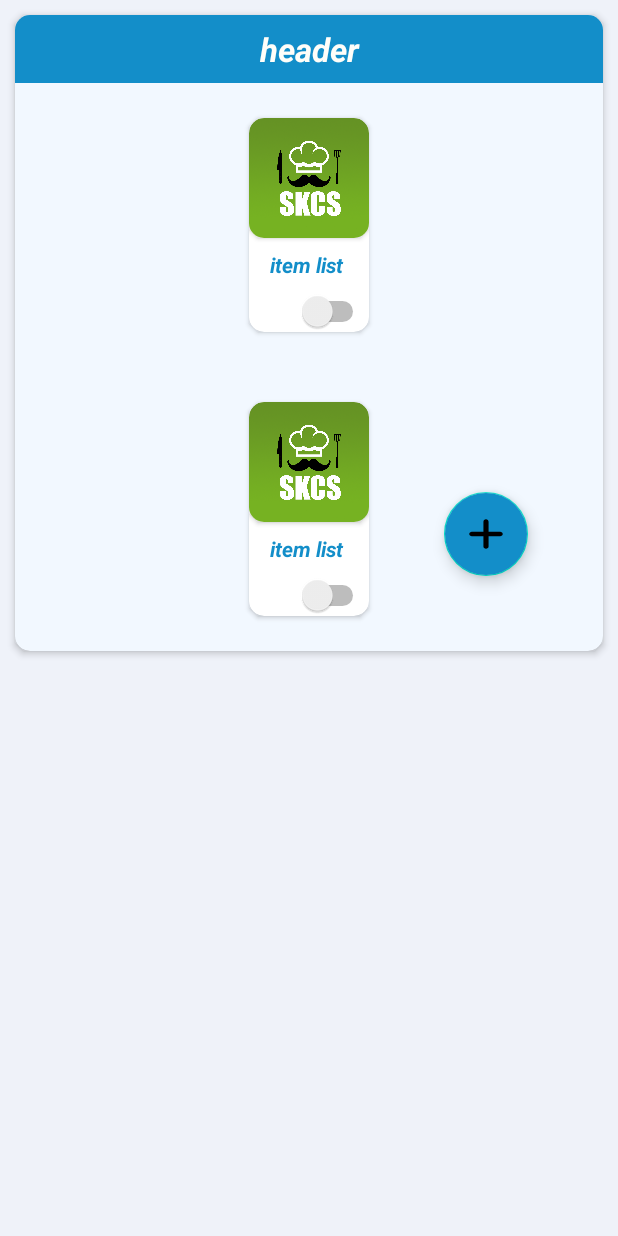
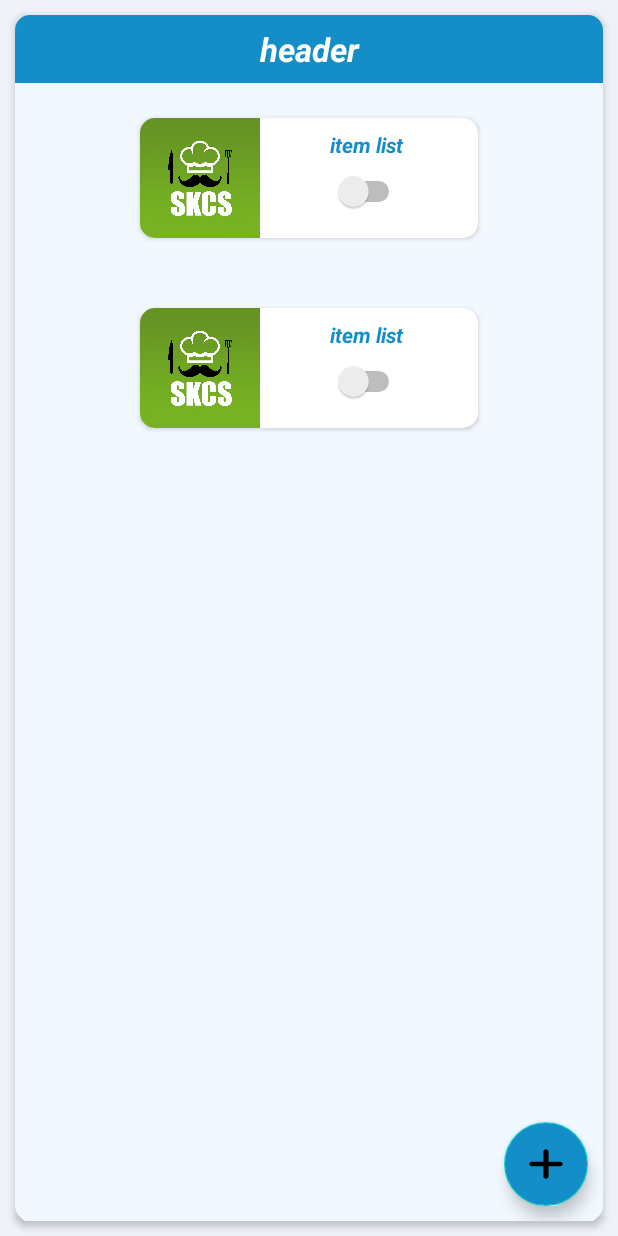
Before and after one commit to postbox-18/KCS, an Android app: the layout fragment_item.xml on its own in the app's theme, with its tools: preview values and no code run, on a phone screen of 412 x 824 dp. Run offline under Robolectric (Android 15) with nearby library versions, the phone set to English and light mode, and no system bars.

Commit message:
updating  UI in adding item and dish

```diff
--- a/app/src/main/res/layout/fragment_item.xml
+++ b/app/src/main/res/layout/fragment_item.xml
@@ -9,12 +9,12 @@
 
     <LinearLayout
         android:layout_width="match_parent"
-        android:layout_height="wrap_content"
+        android:layout_height="match_parent"
         android:orientation="vertical">
 
         <androidx.constraintlayout.widget.ConstraintLayout
             android:layout_width="match_parent"
-            android:layout_height="wrap_content">
+            android:layout_height="match_parent">
             <include layout="@layout/back_btn_layout" />
 
             <androidx.cardview.widget.CardView
@@ -68,7 +68,7 @@
                     android:layout_width="wrap_content"
                     android:layout_height="wrap_content"
                     android:layout_gravity="bottom|right"
-                    android:layout_margin="50dp"
+                    android:layout_margin="10dp"
                     android:backgroundTint="@color/colorPrimary"
                     android:src="@drawable/ic_plus_solid"
                     app:layout_constraintBottom_toBottomOf="parent"
--- a/app/src/main/res/layout/item_cardview.xml
+++ b/app/src/main/res/layout/item_cardview.xml
@@ -8,11 +8,14 @@
 <LinearLayout
     android:layout_width="match_parent"
     android:layout_height="match_parent"
-    android:layout_margin="15dp"
+    android:layout_marginTop="15dp"
+    android:layout_marginBottom="15dp"
+    android:layout_marginStart="75dp"
+    android:layout_marginEnd="75dp"
     android:orientation="vertical">
     <androidx.cardview.widget.CardView
         android:id="@+id/item_cardView"
-        android:layout_width="wrap_content"
+        android:layout_width="match_parent"
         android:layout_height="wrap_content"
         android:layout_gravity="center"
         android:orientation="horizontal"
@@ -22,19 +25,16 @@
         <LinearLayout
             android:layout_width="match_parent"
             android:layout_height="wrap_content"
+            android:orientation="horizontal">
+
+                <ImageView
+                    android:layout_width="80dp"
+                    android:layout_height="80dp"
+                    android:src="@drawable/skcs_logo"/>
+        <LinearLayout
+            android:layout_width="match_parent"
+            android:layout_height="wrap_content"
             android:orientation="vertical">
-            <androidx.cardview.widget.CardView
-                android:layout_width="80dp"
-                android:layout_height="80dp"
-                android:orientation="horizontal"
-                app:cardCornerRadius="10dp"
-                >
-                <ImageView
-                    android:layout_width="wrap_content"
-                    android:layout_height="wrap_content"
-                    android:src="@drawable/skcs_logo"/>
-            </androidx.cardview.widget.CardView>
-
             <TextView
                 android:id="@+id/item_title"
                 android:layout_width="match_parent"
@@ -45,9 +45,15 @@
                 android:textStyle="bold|italic"
                 android:gravity="center"
                 android:text="item list "/>
+            <LinearLayout
+                android:layout_width="match_parent"
+                android:layout_height="wrap_content"
+                android:gravity="center"
+                android:layout_gravity="center"
+                android:orientation="vertical">
                 <Switch
                     android:id="@+id/switchView"
-                    android:layout_width="match_parent"
+                    android:layout_width="wrap_content"
                     android:layout_height="wrap_content"
                     app:layout_constraintTop_toTopOf="parent"
                     app:layout_constraintBottom_toBottomOf="parent"
@@ -56,7 +62,8 @@
                     app:layout_constraintStart_toEndOf="@id/item_title"
                     app:layout_constraintEnd_toEndOf="parent"
                     tools:ignore="UseSwitchCompatOrMaterialXml" />
-
+            </LinearLayout>
+        </LinearLayout>
         </LinearLayout>
     </androidx.cardview.widget.CardView>
 
```
Also changed, not shown: app/src/main/res/layout/fragment_control__panel.xml (+4 -4 lines), app/src/main/res/layout/fragment_dish.xml (+5 -4 lines), app/src/main/res/layout/header_cardview.xml (+16 -14 lines).
